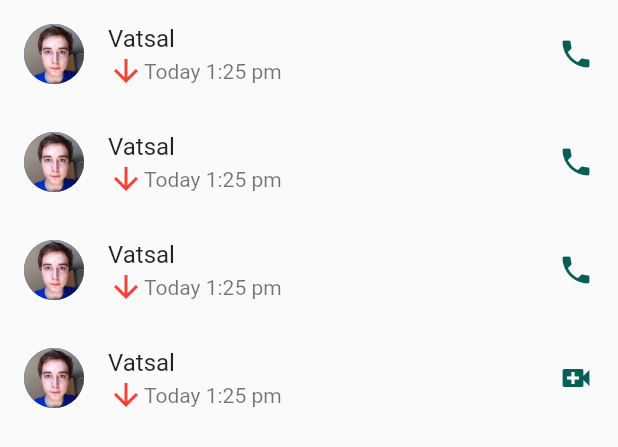
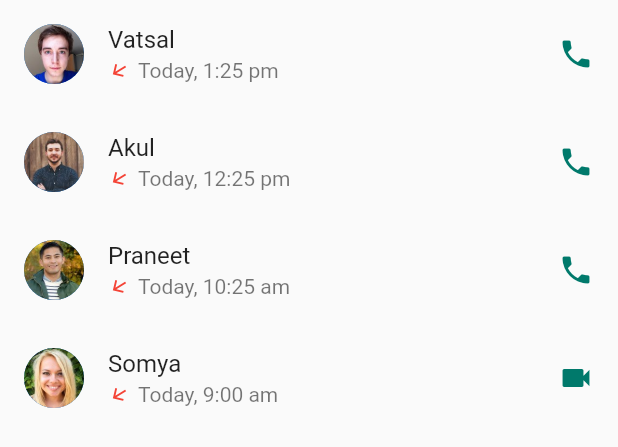
Before and after one commit to sarthkjn/chat-application, a Flutter app: the Calls widget shown alone on an empty page, opened directly, on a phone screen of 412 x 824 dp. Shown: the top 447 px of the screen. Run offline on Flutter 3.47's test engine with Material 2 defaults, Android fonts, the phone set to English and light mode, and no system bars; our stand-ins replace badges; statements that could not run were skipped.

```diff
--- a/lib/app.dart
+++ b/lib/app.dart
@@ -25,6 +25,10 @@ class App extends StatelessWidget {
             {
               return HomeScreen();
             }
+          case Story.storyRoute:
+            {
+              return Story(file: settings.arguments);
+            }
           case ChatScreen.chatScreenRoute:
             {
               return ChatScreen(user: settings.arguments);
--- a/lib/screens/call.dart
+++ b/lib/screens/call.dart
@@ -1,10 +1,10 @@
 import 'package:flutter/material.dart';
 
-class Calls extends StatefulWidget{
+class Calls extends StatefulWidget {
   CallsState createState() => CallsState();
 }
-class CallsState extends State<Calls>{
 
+class CallsState extends State<Calls> {
   @override
   Widget build(BuildContext context) {
     // TODO: implement build
@@ -17,54 +17,104 @@ class CallsState extends State<Calls>{
           title: Text('Vatsal'),
           subtitle: Row(
             children: <Widget>[
-              Icon(Icons.arrow_downward, color: Colors.red,),
-              Text('Today 1:25 pm'),
+              Padding(
+                padding: const EdgeInsets.fromLTRB(0, 0, 5, 0),
+                child: Transform.rotate(
+                  angle: 45,
+                  child: Icon(
+                    Icons.arrow_downward,
+                    color: Colors.red,
+                    size: 15,
+                  ),
+                ),
+              ),
+              Text('Today, 1:25 pm'),
             ],
           ),
-          trailing: Icon(Icons.phone, color: Color(0xFF075e54),),
+          trailing: Icon(
+            Icons.phone,
+            color: Colors.teal[700],
+          ),
         ),
         ListTile(
           leading: CircleAvatar(
-            backgroundImage: AssetImage('assets/images/james.jpg'),
+            backgroundImage: AssetImage('assets/images/greg.jpg'),
           ),
-          title: Text('Vatsal'),
+          title: Text('Akul'),
           subtitle: Row(
             children: <Widget>[
-              Icon(Icons.arrow_downward, color: Colors.red,),
-              Text('Today 1:25 pm'),
+              Padding(
+                padding: const EdgeInsets.fromLTRB(0, 0, 5, 0),
+                child: Transform.rotate(
+                  angle: 45,
+                  child: Icon(
+                    Icons.arrow_downward,
+                    color: Colors.red,
+                    size: 15,
+                  ),
+                ),
+              ),
+              Text('Today, 12:25 pm'),
             ],
           ),
-          trailing: Icon(Icons.phone, color: Color(0xFF075e54),),
+          trailing: Icon(
+            Icons.phone,
+            color: Colors.teal[700],
+          ),
         ),
         ListTile(
           leading: CircleAvatar(
-            backgroundImage: AssetImage('assets/images/james.jpg'),
+            backgroundImage: AssetImage('assets/images/steven.jpg'),
           ),
-          title: Text('Vatsal'),
+          title: Text('Praneet'),
           subtitle: Row(
             children: <Widget>[
-              Icon(Icons.arrow_downward, color: Colors.red,),
-              Text('Today 1:25 pm'),
+              Padding(
+                padding: const EdgeInsets.fromLTRB(0, 0, 5, 0),
+                child: Transform.rotate(
+                  angle: 45,
+                  child: Icon(
+                    Icons.arrow_downward,
+                    color: Colors.red,
+                    size: 15,
+                  ),
+                ),
+              ),
+              Text('Today, 10:25 am'),
             ],
           ),
-          trailing: Icon(Icons.phone, color: Color(0xFF075e54),),
+          trailing: Icon(
+            Icons.phone,
+            color: Colors.teal[700],
+          ),
         ),
         ListTile(
           leading: CircleAvatar(
-            backgroundImage: AssetImage('assets/images/james.jpg'),
+            backgroundImage: AssetImage('assets/images/sam.jpg'),
           ),
-          title: Text('Vatsal'),
+          title: Text('Somya'),
           subtitle: Row(
             children: <Widget>[
-              Icon(Icons.arrow_downward, color: Colors.red,),
-              Text('Today 1:25 pm'),
+              Padding(
+                padding: const EdgeInsets.fromLTRB(0, 0, 5, 0),
+                child: Transform.rotate(
+                  angle: 45,
+                  child: Icon(
+                    Icons.arrow_downward,
+                    color: Colors.red,
+                    size: 15,
+                  ),
+                ),
+              ),
+              Text('Today, 9:00 am'),
             ],
           ),
-          trailing: Icon(Icons.video_call, color: Color(0xFF075e54),),
+          trailing: Icon(
+            Icons.videocam,
+            color: Colors.teal[700],
+          ),
         ),
-
       ],
     );
   }
-
 }
--- a/lib/screens/pages.dart
+++ b/lib/screens/pages.dart
@@ -1,4 +1,8 @@
 export 'chat.dart';
 export 'dashboard.dart';
 export 'status.dart';
+<<<<<<< HEAD
 export 'call.dart';
+export './story.dart';
+=======
+>>>>>>> f573570c396b580805106d60bb5e898318b91d21
--- a/lib/widgets/chatBlocks.dart
+++ b/lib/widgets/chatBlocks.dart
@@ -75,7 +75,7 @@ class ChatBlock extends StatelessWidget {
             ],
           ),
           subtitle: Text(
-            chat.text,
+            chat.sender.isTyping == true ? 'typing...' : chat.text,
             style: TextStyle(
               color: Colors.grey,
               fontSize: 15.0,
```
Also changed, not shown: lib/screens/dashboard.dart (+11 -0 lines), lib/screens/status.dart (+42 -0 lines), lib/screens/story.dart (added, +54 -0 lines).
